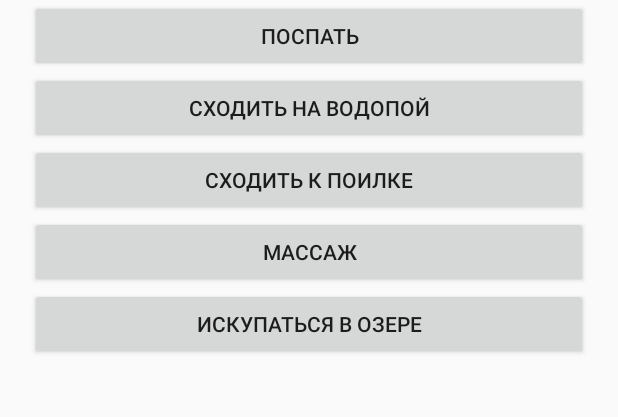
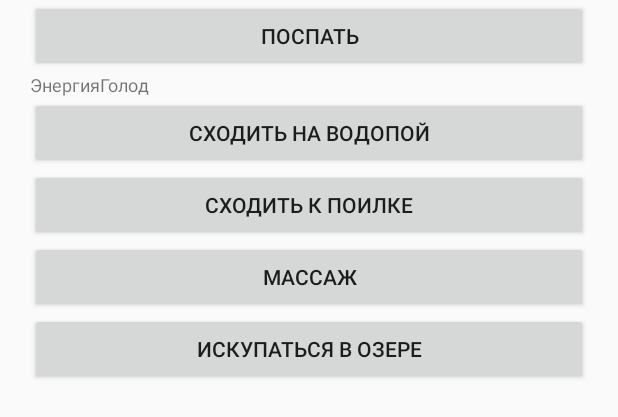
Before and after one commit to AlexanderUdalov/HorseSimulator, an Android app: the layout page_1.xml on its own in the app's theme, with its tools: preview values and no code run, on a phone screen of 412 x 824 dp. Shown: the top 417 px of the screen. Run offline under Robolectric (Android 15) with nearby library versions, the light colour scheme and no system bars.

Commit message:
Добавил обновление page_0

```diff
--- a/app/src/main/java/blue_caps/horsesimulator/AdapterForViewPager.java
+++ b/app/src/main/java/blue_caps/horsesimulator/AdapterForViewPager.java
@@ -19,7 +19,7 @@ public class AdapterForViewPager extends FragmentPagerAdapter{
     @Override
     public Fragment getItem(int position) {
         switch (position){
-            case 0: return new Page_0();
+            case 0: return MainActivity.page_0;
             case 1: return new Page_1();
             case 2: return new Page_2();
             case 3: return new Page_3();
--- a/app/src/main/java/blue_caps/horsesimulator/Controller.java
+++ b/app/src/main/java/blue_caps/horsesimulator/Controller.java
@@ -10,7 +10,7 @@ import java.util.zip.CheckedInputStream;
 // РџСЂРѕРІРµСЂРєР° Р·Р°РїСѓСЃРєР° СЃ РіРёС‚С…Р°Р±Р° Рё РєРѕРјРјРјРёС‚Р° РѕР±СЂР°С‚РЅРѕ fzsfzed
 
 public class Controller {
-    private static int mTimeToAttack = 60;
+    private int mTimeToAttack = 60;
     private int mChanceAttackPercent = 10;
     private int mLifeTime = 1;
     private int mTimeToChampionship = 10;
--- a/app/src/main/java/blue_caps/horsesimulator/MainActivity.java
+++ b/app/src/main/java/blue_caps/horsesimulator/MainActivity.java
@@ -27,8 +27,8 @@ public class MainActivity extends AppCompatActivity {
     private static float happinessWidth;
     public static String TITLE_0;
     public static String TITLE_1;
-    public static Controller controller;
-    public static Page_0
+    static Controller controller;
+    static Page_0 page_0;
 
 
     @Override
@@ -39,6 +39,8 @@ public class MainActivity extends AppCompatActivity {
 
         windowSize = getWindowManager().getDefaultDisplay().getWidth();
         DPI = (int) getResources().getDisplayMetrics().density;
+
+        page_0 = new Page_0();
 
         TITLE_1 = getString(R.string.stamina);
         TITLE_0 = getString(R.string.stat);
--- a/app/src/main/java/blue_caps/horsesimulator/Page_1.java
+++ b/app/src/main/java/blue_caps/horsesimulator/Page_1.java
@@ -45,6 +45,7 @@ public class Page_1 extends Fragment {
 
                 }
                 MainActivity.updateStats();
+                MainActivity.page_0.updatePage_0();
             }
         });
         buttonGoToWatering.setOnClickListener(new View.OnClickListener() {
@@ -53,6 +54,7 @@ public class Page_1 extends Fragment {
                 MainActivity.controller.wasStep();
                 MainActivity.controller.goToWatering();
                 MainActivity.updateStats();
+                MainActivity.page_0.updatePage_0();
             }
         });
         buttonGoToDrinkers.setOnClickListener(new View.OnClickListener() {
@@ -61,6 +63,7 @@ public class Page_1 extends Fragment {
                 MainActivity.controller.wasStep();
                 MainActivity.controller.goToDrinkers();
                 MainActivity.updateStats();
+                MainActivity.page_0.updatePage_0();
             }
         });
         buttonGetMassage.setOnClickListener(new View.OnClickListener() {
@@ -69,6 +72,7 @@ public class Page_1 extends Fragment {
                 MainActivity.controller.wasStep();
                 MainActivity.controller.getMassage();
                 MainActivity.updateStats();
+                MainActivity.page_0.updatePage_0();
             }
         });
         buttonSwimInLake.setOnClickListener(new View.OnClickListener() {
@@ -77,6 +81,7 @@ public class Page_1 extends Fragment {
                 MainActivity.controller.wasStep();
                 MainActivity.controller.swimInLake();
                 MainActivity.updateStats();
+                MainActivity.page_0.updatePage_0();
             }
         });
 
--- a/app/src/main/res/layout/page_1.xml
+++ b/app/src/main/res/layout/page_1.xml
@@ -14,6 +14,24 @@
             android:layout_height="wrap_content"
             android:text="@string/have_sleep"
             android:id="@+id/button_have_sleep"/>
+    </TableRow>
+    <TableRow
+        android:paddingLeft="20dp"
+        android:paddingRight="20dp"
+        android:layout_height="wrap_content"
+        android:layout_width="match_parent"
+        >
+        <TextView
+            android:layout_width="wrap_content"
+            android:layout_height="wrap_content"
+            android:textSize="12dp"
+            android:text="@string/stamina"/>
+        <TextView
+            android:textSize="12dp"
+            android:text="@string/satiety"
+            android:layout_width="wrap_content"
+            android:layout_height="wrap_content"/>
+
     </TableRow>
     <TableRow
         android:paddingLeft="20dp"
```
Also changed, not shown: app/src/main/java/blue_caps/horsesimulator/Page_0.java (+30 -24 lines).
